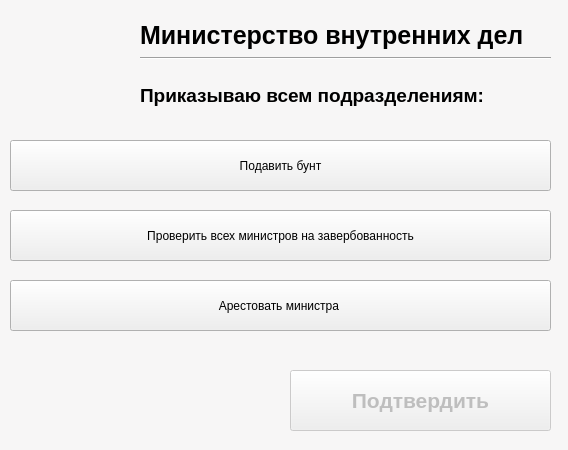
This is ministrys/mvd.ui in vladyan18/MagaGame as Qt 5 draws it before an edit. The edited form follows.
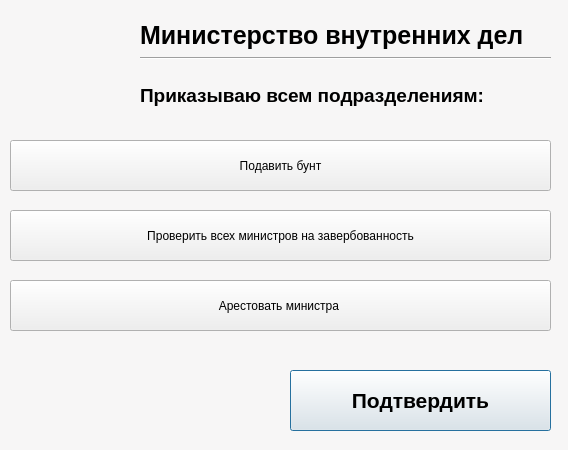
This is the edited form. Icons and pictures are not drawn.

```diff
--- a/ministrys/mvd.ui
+++ b/ministrys/mvd.ui
@@ -190,7 +190,7 @@
   </widget>
   <widget class="QPushButton" name="approveButton">
    <property name="enabled">
-    <bool>false</bool>
+    <bool>true</bool>
    </property>
    <property name="geometry">
     <rect>
```
